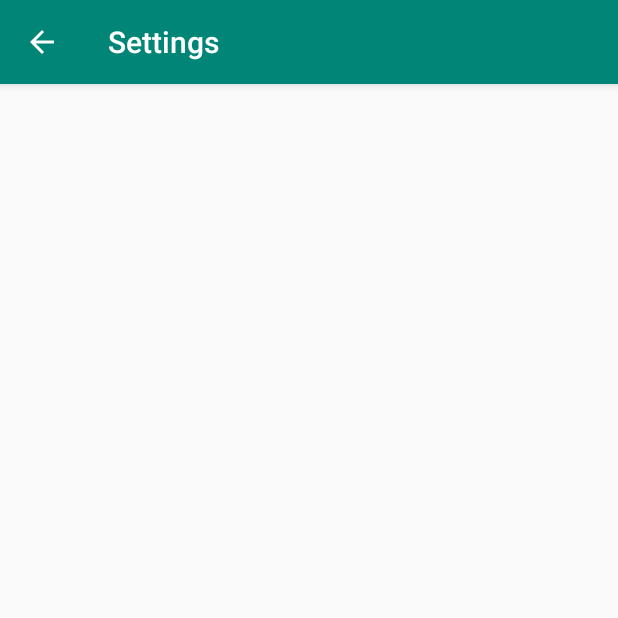
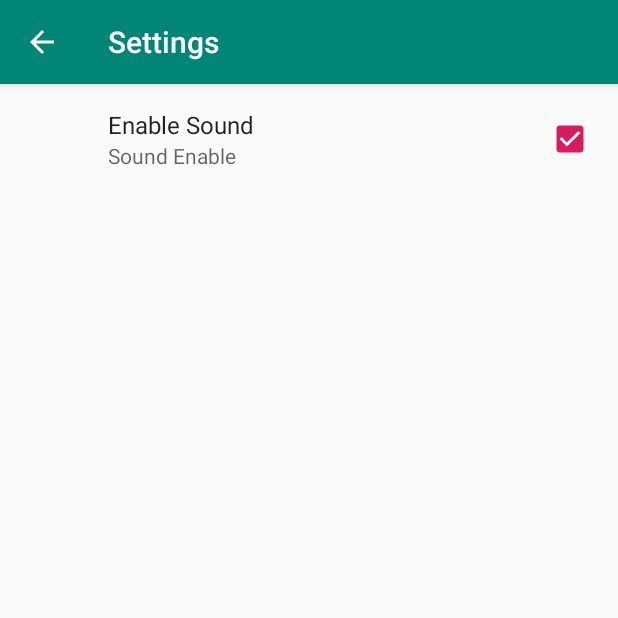
Before and after one commit to ildarsaribzhanov/LearnAndroid_Timer, an Android app: the SettingsActivity screen opened directly, with no data from a screen before it, on a phone screen of 412 x 824 dp, the top half of it. Run offline under Robolectric (Android 15) with nearby library versions, the phone set to English and light mode, and no system bars; our stand-ins replace androidx.preference.

Commit message:
[Update] activity settings view

```diff
--- a/app/src/main/res/layout/activity_settings.xml
+++ b/app/src/main/res/layout/activity_settings.xml
@@ -1,9 +1,8 @@
 <?xml version="1.0" encoding="utf-8"?>
-<androidx.constraintlayout.widget.ConstraintLayout xmlns:android="http://schemas.android.com/apk/res/android"
-    xmlns:app="http://schemas.android.com/apk/res-auto"
-    xmlns:tools="http://schemas.android.com/tools"
+<fragment xmlns:android="http://schemas.android.com/apk/res/android"
+    android:id="@+id/activity_settings"
+    android:name="com.example.udemylearntimer.SettingsFragment"
     android:layout_width="match_parent"
-    android:layout_height="match_parent"
-    tools:context=".SettingsActivity">
+    android:layout_height="match_parent">
 
-</androidx.constraintlayout.widget.ConstraintLayout>
+</fragment>
--- a/app/src/main/res/values/styles.xml
+++ b/app/src/main/res/values/styles.xml
@@ -5,6 +5,7 @@
         <item name="colorPrimary">@color/colorPrimary</item>
         <item name="colorPrimaryDark">@color/colorPrimaryDark</item>
         <item name="colorAccent">@color/colorAccent</item>
+        <item name="preferenceTheme">@style/PreferenceThemeOverlay</item>
     </style>
 
 </resources>
```
